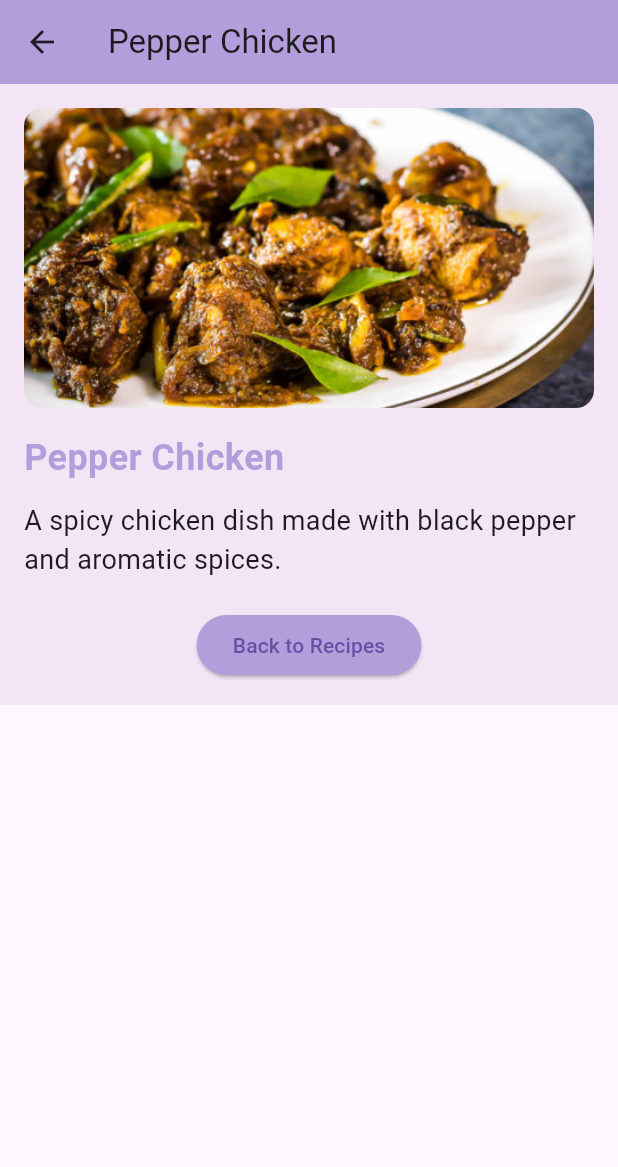
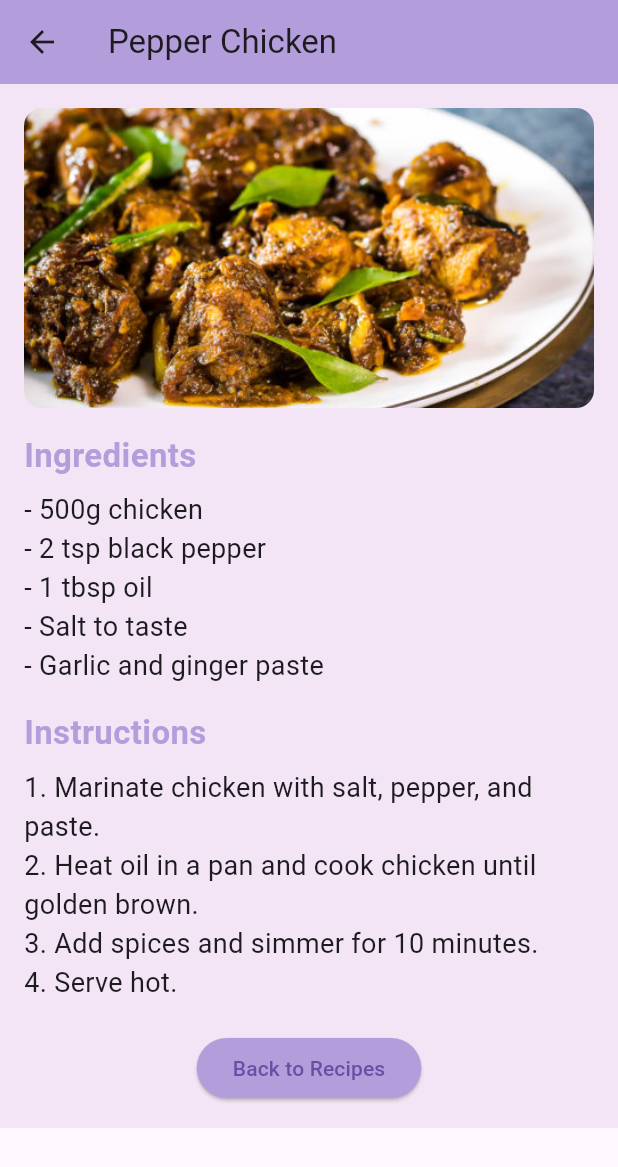
Before and after one commit to Lavanyathangaraj/mad_cw02, a Flutter app: the screen it shows after launch, after a tap on "Pepper Chicken", on a phone screen of 412 x 824 dp. Shown: the top 1167 px of the screen. Run offline on Flutter 3.47's test engine with Material 3 defaults, Android fonts, the phone set to English and light mode, and no system bars.

Commit message:
Addition of receipe ingredients & instructions

```diff
--- a/lib/detailsScreen.dart
+++ b/lib/detailsScreen.dart
@@ -2,15 +2,17 @@ import 'package:flutter/material.dart';
 
 class DetailsScreen extends StatelessWidget {
   final String recipeName;
-  final String recipeDetails;
   final String imagePath;
+  final List<String> ingredients;
+  final List<String> instructions;
   final Color pastelColor;
 
   const DetailsScreen({
     super.key,
     required this.recipeName,
-    required this.recipeDetails,
     required this.imagePath,
+    required this.ingredients,
+    required this.instructions,
     required this.pastelColor,
   });
 
@@ -41,24 +43,31 @@ class DetailsScreen extends StatelessWidget {
               ),
               const SizedBox(height: 16),
               Text(
-                recipeName,
+                'Ingredients',
                 style: TextStyle(
-                  fontSize: 24,
+                  fontSize: 22,
                   fontWeight: FontWeight.bold,
                   color: pastelColor,
                 ),
               ),
-              const SizedBox(height: 12),
+              const SizedBox(height: 8),
+              ...ingredients.map((item) => Text('- $item', style: const TextStyle(fontSize: 18))),
+              const SizedBox(height: 16),
               Text(
-                recipeDetails,
-                style: const TextStyle(fontSize: 18),
+                'Instructions',
+                style: TextStyle(
+                  fontSize: 22,
+                  fontWeight: FontWeight.bold,
+                  color: pastelColor,
+                ),
               ),
+              const SizedBox(height: 8),
+              ...instructions.asMap().entries.map((entry) =>
+                  Text('${entry.key + 1}. ${entry.value}', style: const TextStyle(fontSize: 18))),
               const SizedBox(height: 20),
               Center(
                 child: ElevatedButton(
-                  onPressed: () {
-                    Navigator.pop(context);
-                  },
+                  onPressed: () => Navigator.pop(context),
                   style: ElevatedButton.styleFrom(
                     backgroundColor: pastelColor,
                   ),
--- a/lib/homeScreen.dart
+++ b/lib/homeScreen.dart
@@ -2,51 +2,155 @@ import 'package:flutter/material.dart';
 import 'detailsScreen.dart';
 
 class HomeScreen extends StatelessWidget {
-  final List<Map<String, String>> recipes = [
+  final List<Map<String, dynamic>> recipes = [
     {
       'name': 'Pepper Chicken',
-      'details': 'A spicy chicken dish made with black pepper and aromatic spices.',
-      'image': 'assets/images/pepperChicken.jpg'
+      'image': 'assets/images/pepperChicken.jpg',
+      'ingredients': [
+        '500g chicken',
+        '2 tsp black pepper',
+        '1 tbsp oil',
+        'Salt to taste',
+        'Garlic and ginger paste'
+      ],
+      'instructions': [
+        'Marinate chicken with salt, pepper, and paste.',
+        'Heat oil in a pan and cook chicken until golden brown.',
+        'Add spices and simmer for 10 minutes.',
+        'Serve hot.'
+      ],
     },
     {
       'name': 'Mutton Biryani',
-      'details': 'A flavorful rice dish with marinated mutton and spices.',
-      'image': 'assets/images/muttonBiryani.jpg'
+      'image': 'assets/images/muttonBiryani.jpg',
+      'ingredients': [
+        '500g mutton',
+        '2 cups basmati rice',
+        '1 tbsp biryani masala',
+        'Onion, garlic, ginger',
+        'Yogurt'
+      ],
+      'instructions': [
+        'Marinate mutton with yogurt and spices.',
+        'Cook rice separately until 70% done.',
+        'Layer rice and mutton in a pot.',
+        'Cook on low heat for 30 minutes.',
+        'Serve with raita.'
+      ],
     },
     {
       'name': 'Broccoli Stir Fry',
-      'details': 'Quick stir fry with broccoli, garlic, and soy sauce.',
-      'image': 'assets/images/broccoliStirFry.jpg'
+      'image': 'assets/images/broccoliStirFry.jpg',
+      'ingredients': [
+        '1 head broccoli',
+        '2 tbsp soy sauce',
+        '1 tbsp olive oil',
+        '2 cloves garlic'
+      ],
+      'instructions': [
+        'Heat oil in a pan and sauté garlic.',
+        'Add broccoli and stir fry for 5-6 minutes.',
+        'Add soy sauce and cook for 2 more minutes.',
+        'Serve immediately.'
+      ],
     },
     {
       'name': 'Steamed Salmon',
-      'details': 'Fresh salmon steamed with lemon and herbs.',
-      'image': 'assets/images/steamedSalmon.jpg'
+      'image': 'assets/images/steamedSalmon.jpg',
+      'ingredients': [
+        '2 salmon fillets',
+        '1 lemon',
+        'Salt and pepper',
+        'Herbs (dill or parsley)'
+      ],
+      'instructions': [
+        'Season salmon with salt, pepper, and herbs.',
+        'Place in steamer and steam for 10-12 minutes.',
+        'Squeeze lemon over salmon and serve.'
+      ],
     },
     {
       'name': 'Mashed Potato',
-      'details': 'Creamy mashed potatoes with butter and cream.',
-      'image': 'assets/images/mashedPotatoes.jpg'
+      'image': 'assets/images/mashedPotatoes.jpg',
+      'ingredients': [
+        '4 large potatoes',
+        '2 tbsp butter',
+        '1/4 cup milk',
+        'Salt and pepper'
+      ],
+      'instructions': [
+        'Boil potatoes until soft.',
+        'Mash potatoes and add butter and milk.',
+        'Season with salt and pepper.',
+        'Serve warm.'
+      ],
     },
     {
       'name': 'Salad',
-      'details': 'Fresh garden salad with lettuce, tomatoes, and dressing.',
-      'image': 'assets/images/salad.jpg'
+      'image': 'assets/images/salad.jpg',
+      'ingredients': [
+        'Lettuce',
+        'Tomatoes',
+        'Cucumbers',
+        'Olive oil and lemon juice'
+      ],
+      'instructions': [
+        'Wash and chop vegetables.',
+        'Mix in a bowl.',
+        'Add olive oil and lemon juice as dressing.',
+        'Serve fresh.'
+      ],
     },
     {
       'name': 'Tiramisu',
-      'details': 'Classic Italian dessert with coffee-soaked ladyfingers and mascarpone.',
-      'image': 'assets/images/tiramisu.jpg'
+      'image': 'assets/images/tiramisu.jpg',
+      'ingredients': [
+        'Ladyfingers',
+        'Mascarpone cheese',
+        'Coffee',
+        'Cocoa powder',
+        'Sugar'
+      ],
+      'instructions': [
+        'Dip ladyfingers in coffee.',
+        'Layer with mascarpone mixture.',
+        'Repeat layers and top with cocoa powder.',
+        'Chill for 2-3 hours before serving.'
+      ],
     },
     {
       'name': 'Baklava',
-      'details': 'Sweet pastry made of layers of filo dough, nuts, and honey.',
-      'image': 'assets/images/baklava.jpg'
+      'image': 'assets/images/baklava.jpg',
+      'ingredients': [
+        'Filo dough',
+        'Chopped nuts',
+        'Honey',
+        'Butter'
+      ],
+      'instructions': [
+        'Layer filo sheets and brush with butter.',
+        'Sprinkle chopped nuts between layers.',
+        'Bake until golden brown.',
+        'Drizzle honey on top and cool before serving.'
+      ],
     },
     {
       'name': 'Brownies',
-      'details': 'Rich chocolate brownies with a fudgy center.',
-      'image': 'assets/images/brownies.jpg'
+      'image': 'assets/images/brownies.jpg',
+      'ingredients': [
+        '200g dark chocolate',
+        '150g butter',
+        '150g sugar',
+        '3 eggs',
+        '100g flour'
+      ],
+      'instructions': [
+        'Melt chocolate and butter together.',
+        'Whisk in sugar and eggs.',
+        'Fold in flour gently.',
+        'Bake at 180°C for 20-25 minutes.',
+        'Cool and cut into squares.'
+      ],
     },
   ];
 
@@ -57,7 +161,7 @@ class HomeScreen extends StatelessWidget {
 
     return Scaffold(
       appBar: AppBar(
-        title: const Text('Taste of Ilaan'),
+        title: const Text("Ilaan's Recipe Book"),
         backgroundColor: pastelPurple,
       ),
       body: ListView.builder(
@@ -70,14 +174,14 @@ class HomeScreen extends StatelessWidget {
               leading: ClipRRect(
                 borderRadius: BorderRadius.circular(6),
                 child: Image.asset(
-                  recipes[index]['image']!,
+                  recipes[index]['image'],
                   width: 50,
                   height: 50,
                   fit: BoxFit.cover,
                 ),
               ),
               title: Text(
-                recipes[index]['name']!,
+                recipes[index]['name'],
                 style: const TextStyle(
                   color: Colors.black,
                   fontWeight: FontWeight.w600,
@@ -89,9 +193,10 @@ class HomeScreen extends StatelessWidget {
                   context,
                   MaterialPageRoute(
                     builder: (context) => DetailsScreen(
-                      recipeName: recipes[index]['name']!,
-                      recipeDetails: recipes[index]['details']!,
-                      imagePath: recipes[index]['image']!,
+                      recipeName: recipes[index]['name'],
+                      imagePath: recipes[index]['image'],
+                      ingredients: recipes[index]['ingredients'],
+                      instructions: recipes[index]['instructions'],
                       pastelColor: pastelPurple,
                     ),
                   ),
```
